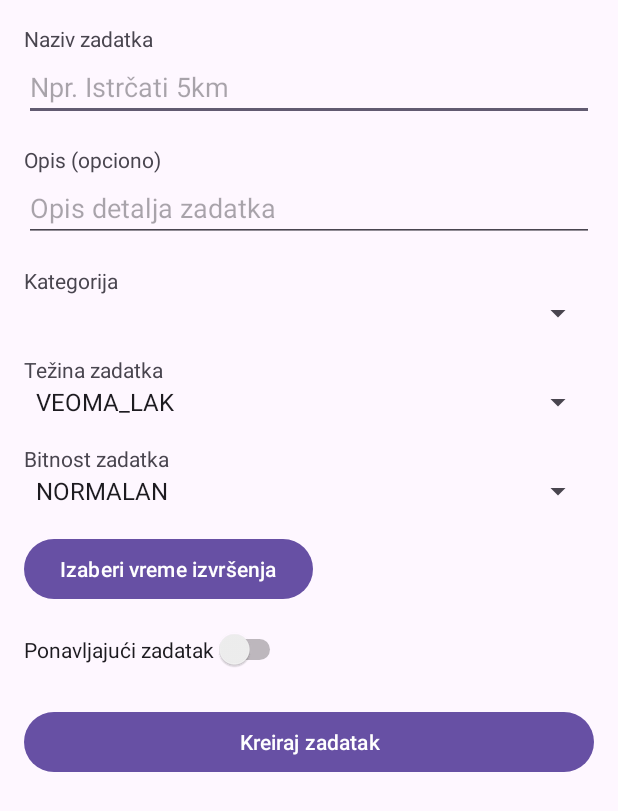
After one commit to nikola-andric123/e2-ma-tim22-2025, an Android app: the KreirajZadatakActivity screen opened directly, with no data from a screen before it, on a phone screen of 412 x 824 dp. The commit adds this screen. Shown: the top 811 px of the screen. Run offline under Robolectric (Android 15) with nearby library versions, the phone set to English and light mode, and no system bars.

Commit message:
feat:Create task added

```diff
--- a/app/src/main/AndroidManifest.xml
+++ b/app/src/main/AndroidManifest.xml
@@ -12,6 +12,9 @@
         android:supportsRtl="true"
         android:theme="@style/Theme.RPGgame">
         <activity
+            android:name=".KreirajZadatakActivity"
+            android:exported="false" />
+        <activity
             android:name=".MainActivity"
             android:exported="true">
             <intent-filter>
--- /dev/null
+++ b/app/src/main/java/com/example/rpggame/KreirajZadatakActivity.java
@@ -0,0 +1,183 @@
+// Nalazi se u: app/java/com/example/rpgame/KreirajZadatakActivity.java
+package com.example.rpggame;
+
+import android.app.DatePickerDialog;
+import android.app.TimePickerDialog;
+import android.os.Bundle;
+import android.view.View;
+import android.widget.ArrayAdapter;
+import android.widget.Button;
+import android.widget.EditText;
+import android.widget.LinearLayout;
+import android.widget.Spinner;
+import android.widget.Switch;
+import android.widget.Toast;
+
+import androidx.appcompat.app.AppCompatActivity;
+
+import java.text.SimpleDateFormat;
+import java.util.Calendar;
+import java.util.Locale;
+import java.util.UUID;
+
+public class KreirajZadatakActivity extends AppCompatActivity {
+
+    // (ovde ostaju svi prethodno deklarisani elementi)
+    private EditText editTextNazivZadatka, editTextOpisZadatka, editTextInterval;
+    private Spinner spinnerKategorija, spinnerTezina, spinnerBitnost, spinnerJedinicaPonavljanja;
+    private Button buttonVreme, buttonDatumPocetka, buttonDatumZavrsetka, buttonKreirajZadatak;
+    private Switch switchPonavljajuci;
+    private LinearLayout layoutPonavljajuciDetalji;
+
+
+    // NOVO: Calendar objekti za čuvanje odabranih datuma i vremena
+    private Calendar odabranoVreme = Calendar.getInstance();
+    private Calendar odabranDatumPocetka = Calendar.getInstance();
+    private Calendar odabranDatumZavrsetka = Calendar.getInstance();
+
+    @Override
+    protected void onCreate(Bundle savedInstanceState) {
+        super.onCreate(savedInstanceState);
+        setContentView(R.layout.activity_kreiraj_zadatak);
+
+        // Povezujemo elemente (FindViewById) - ovaj deo ostaje isti
+        editTextNazivZadatka = findViewById(R.id.editTextNazivZadatka);
+        // ... svi ostali findViewById pozivi ...
+        editTextOpisZadatka = findViewById(R.id.editTextOpisZadatka);
+        spinnerKategorija = findViewById(R.id.spinnerKategorija);
+        spinnerTezina = findViewById(R.id.spinnerTezina);
+        spinnerBitnost = findViewById(R.id.spinnerBitnost);
+        buttonVreme = findViewById(R.id.buttonVreme);
+        switchPonavljajuci = findViewById(R.id.switchPonavljajuci);
+        layoutPonavljajuciDetalji = findViewById(R.id.layoutPonavljajuciDetalji);
+        editTextInterval = findViewById(R.id.editTextInterval);
+        spinnerJedinicaPonavljanja = findViewById(R.id.spinnerJedinicaPonavljanja);
+        buttonDatumPocetka = findViewById(R.id.buttonDatumPocetka);
+        buttonDatumZavrsetka = findViewById(R.id.buttonDatumZavrsetka);
+        buttonKreirajZadatak = findViewById(R.id.buttonKreirajZadatak);
+
+        popuniSpinnere();
+
+        switchPonavljajuci.setOnCheckedChangeListener((buttonView, isChecked) -> {
+            layoutPonavljajuciDetalji.setVisibility(isChecked ? View.VISIBLE : View.GONE);
+        });
+
+        // NOVO: Postavljamo listenere za dugmad za vreme i datum
+        buttonVreme.setOnClickListener(v -> prikaziTimePicker());
+        buttonDatumPocetka.setOnClickListener(v -> prikaziDatePicker(buttonDatumPocetka, odabranDatumPocetka));
+        buttonDatumZavrsetka.setOnClickListener(v -> prikaziDatePicker(buttonDatumZavrsetka, odabranDatumZavrsetka));
+
+        buttonKreirajZadatak.setOnClickListener(v -> kreirajZadatak());
+
+        // NOVO: Postavljamo početni tekst na dugmićima
+        updateLabel(buttonDatumPocetka, odabranDatumPocetka);
+        updateLabel(buttonDatumZavrsetka, odabranDatumZavrsetka);
+    }
+
+    private void popuniSpinnere() {
+        // Ovaj kod ostaje isti
+        ArrayAdapter<Zadatak.Tezina> tezinaAdapter = new ArrayAdapter<>(this, android.R.layout.simple_spinner_item, Zadatak.Tezina.values());
+        tezinaAdapter.setDropDownViewResource(android.R.layout.simple_spinner_dropdown_item);
+        spinnerTezina.setAdapter(tezinaAdapter);
+
+        ArrayAdapter<Zadatak.Bitnost> bitnostAdapter = new ArrayAdapter<>(this, android.R.layout.simple_spinner_item, Zadatak.Bitnost.values());
+        bitnostAdapter.setDropDownViewResource(android.R.layout.simple_spinner_dropdown_item);
+        spinnerBitnost.setAdapter(bitnostAdapter);
+
+        // NOVO: Popunjavamo spinner za jedinicu ponavljanja
+        ArrayAdapter<Zadatak.TipPonavljanja> jedinicaAdapter = new ArrayAdapter<>(this, android.R.layout.simple_spinner_item, Zadatak.TipPonavljanja.values());
+        jedinicaAdapter.setDropDownViewResource(android.R.layout.simple_spinner_dropdown_item);
+        spinnerJedinicaPonavljanja.setAdapter(jedinicaAdapter);
+    }
+
+    // NOVO: Metoda za prikaz dijaloga za odabir vremena
+    private void prikaziTimePicker() {
+        TimePickerDialog.OnTimeSetListener timeSetListener = (view, hourOfDay, minute) -> {
+            odabranoVreme.set(Calendar.HOUR_OF_DAY, hourOfDay);
+            odabranoVreme.set(Calendar.MINUTE, minute);
+            // Postavi vreme i na druga dva kalendara
+            odabranDatumPocetka.set(Calendar.HOUR_OF_DAY, hourOfDay);
+            odabranDatumPocetka.set(Calendar.MINUTE, minute);
+            odabranDatumZavrsetka.set(Calendar.HOUR_OF_DAY, hourOfDay);
+            odabranDatumZavrsetka.set(Calendar.MINUTE, minute);
+
+            updateLabel(buttonVreme, odabranoVreme);
+        };
+
+        new TimePickerDialog(this, timeSetListener, odabranoVreme.get(Calendar.HOUR_OF_DAY), odabranoVreme.get(Calendar.MINUTE), true).show();
+    }
+
+    // NOVO: Metoda za prikaz dijaloga za odabir datuma
+    private void prikaziDatePicker(Button buttonToUpdate, Calendar calendarToSet) {
+        DatePickerDialog.OnDateSetListener dateSetListener = (view, year, month, dayOfMonth) -> {
+            calendarToSet.set(Calendar.YEAR, year);
+            calendarToSet.set(Calendar.MONTH, month);
+            calendarToSet.set(Calendar.DAY_OF_MONTH, dayOfMonth);
+            updateLabel(buttonToUpdate, calendarToSet);
+        };
+
+        new DatePickerDialog(this, dateSetListener, calendarToSet.get(Calendar.YEAR), calendarToSet.get(Calendar.MONTH), calendarToSet.get(Calendar.DAY_OF_MONTH)).show();
+    }
+
+    // NOVO: Pomoćna metoda za ažuriranje teksta na dugmetu
+    private void updateLabel(Button button, Calendar calendar) {
+        // Proveravamo da li je dugme za vreme ili datum
+        if (button.getId() == R.id.buttonVreme) {
+            String format = "HH:mm";
+            SimpleDateFormat sdf = new SimpleDateFormat(format, Locale.getDefault());
+            button.setText("Vreme: " + sdf.format(calendar.getTime()));
+        } else {
+            String format = "dd.MM.yyyy";
+            SimpleDateFormat sdf = new SimpleDateFormat(format, Locale.getDefault());
+            button.setText(sdf.format(calendar.getTime()));
+        }
+    }
+
+
+    // AŽURIRANO: Kompletna metoda za kreiranje zadatka
+    private void kreirajZadatak() {
+        String naziv = editTextNazivZadatka.getText().toString().trim();
+        if (naziv.isEmpty()) {
+            editTextNazivZadatka.setError("Naziv zadatka je obavezan!");
+            return;
+        }
+
+        String opis = editTextOpisZadatka.getText().toString().trim();
+        Zadatak.Tezina tezina = (Zadatak.Tezina) spinnerTezina.getSelectedItem();
+        Zadatak.Bitnost bitnost = (Zadatak.Bitnost) spinnerBitnost.getSelectedItem();
+        boolean isPonavljajuci = switchPonavljajuci.isChecked();
+
+        int interval = 0;
+        Zadatak.TipPonavljanja tipPonavljanja = null;
+
+        if (isPonavljajuci) {
+            try {
+                interval = Integer.parseInt(editTextInterval.getText().toString());
+            } catch (NumberFormatException e) {
+                editTextInterval.setError("Unesite validan broj!");
+                return;
+            }
+            tipPonavljanja = (Zadatak.TipPonavljanja) spinnerJedinicaPonavljanja.getSelectedItem();
+        }
+
+        // Kreiramo objekat sa svim podacima
+        Zadatak noviZadatak = new Zadatak(
+                UUID.randomUUID().toString(),
+                naziv,
+                opis,
+                "privremeni_kategorija_id",
+                isPonavljajuci,
+                interval,
+                tipPonavljanja,
+                odabranDatumPocetka.getTimeInMillis(), // Datume čuvamo kao long vrednost
+                odabranDatumZavrsetka.getTimeInMillis(),
+                tezina,
+                bitnost
+        );
+
+        // TODO: Sačuvati 'noviZadatak' u bazu podataka (SQLite/Firebase)
+
+        Toast.makeText(this, "Zadatak '" + noviZadatak.getNaziv() + "' je kreiran!", Toast.LENGTH_LONG).show();
+        finish();
+    }
+}
--- /dev/null
+++ b/app/src/main/res/layout/activity_kreiraj_zadatak.xml
@@ -0,0 +1,129 @@
+<ScrollView xmlns:android="http://schemas.android.com/apk/res/android"
+    xmlns:app="http://schemas.android.com/apk/res-auto"
+    xmlns:tools="http://schemas.android.com/tools"
+    android:layout_width="match_parent"
+    android:layout_height="match_parent"
+    tools:context=".KreirajZadatakActivity">
+
+    <LinearLayout
+        android:layout_width="match_parent"
+        android:layout_height="wrap_content"
+        android:orientation="vertical"
+        android:padding="16dp">
+
+        <TextView
+            android:layout_width="wrap_content"
+            android:layout_height="wrap_content"
+            android:text="Naziv zadatka" />
+        <EditText
+            android:id="@+id/editTextNazivZadatka"
+            android:layout_width="match_parent"
+            android:layout_height="wrap_content"
+            android:hint="Npr. Istrčati 5km"
+            android:inputType="textCapSentences"/>
+
+        <TextView
+            android:layout_width="wrap_content"
+            android:layout_height="wrap_content"
+            android:layout_marginTop="16dp"
+            android:text="Opis (opciono)" />
+        <EditText
+            android:id="@+id/editTextOpisZadatka"
+            android:layout_width="match_parent"
+            android:layout_height="wrap_content"
+            android:hint="Opis detalja zadatka"
+            android:inputType="textMultiLine"/>
+
+        <TextView
+            android:layout_width="wrap_content"
+            android:layout_height="wrap_content"
+            android:layout_marginTop="16dp"
+            android:text="Kategorija"/>
+        <Spinner
+            android:id="@+id/spinnerKategorija"
+            android:layout_width="match_parent"
+            android:layout_height="wrap_content"/>
+
+        <TextView
+            android:layout_width="wrap_content"
+            android:layout_height="wrap_content"
+            android:layout_marginTop="16dp"
+            android:text="Težina zadatka"/>
+        <Spinner
+            android:id="@+id/spinnerTezina"
+            android:layout_width="match_parent"
+            android:layout_height="wrap_content"/>
+
+        <TextView
+            android:layout_width="wrap_content"
+            android:layout_height="wrap_content"
+            android:layout_marginTop="16dp"
+            android:text="Bitnost zadatka"/>
+        <Spinner
+            android:id="@+id/spinnerBitnost"
+            android:layout_width="match_parent"
+            android:layout_height="wrap_content"/>
+
+        <Button
+            android:id="@+id/buttonVreme"
+            android:layout_width="wrap_content"
+            android:layout_height="wrap_content"
+            android:layout_marginTop="16dp"
+            android:text="Izaberi vreme izvršenja"/>
+
+        <Switch
+            android:id="@+id/switchPonavljajuci"
+            android:layout_width="wrap_content"
+            android:layout_height="wrap_content"
+            android:layout_marginTop="16dp"
+            android:text="Ponavljajući zadatak"/>
+
+        <LinearLayout
+            android:id="@+id/layoutPonavljajuciDetalji"
+            android:layout_width="match_parent"
+            android:layout_height="wrap_content"
+            android:orientation="vertical"
+            android:visibility="gone"> <TextView
+            android:layout_width="wrap_content"
+            android:layout_height="wrap_content"
+            android:layout_marginTop="8dp"
+            android:text="Interval ponavljanja"/>
+            <EditText
+                android:id="@+id/editTextInterval"
+                android:layout_width="match_parent"
+                android:layout_height="wrap_content"
+                android:inputType="number"
+                android:hint="npr. 2"/>
+
+            <TextView
+                android:layout_width="wrap_content"
+                android:layout_height="wrap_content"
+                android:layout_marginTop="8dp"
+                android:text="Jedinica ponavljanja"/>
+            <Spinner
+                android:id="@+id/spinnerJedinicaPonavljanja"
+                android:layout_width="match_parent"
+                android:layout_height="wrap_content"/>
+
+            <Button
+                android:id="@+id/buttonDatumPocetka"
+                android:layout_width="wrap_content"
+                android:layout_height="wrap_content"
+                android:layout_marginTop="8dp"
+                android:text="Datum početka"/>
+            <Button
+                android:id="@+id/buttonDatumZavrsetka"
+                android:layout_width="wrap_content"
+                android:layout_height="wrap_content"
+                android:layout_marginTop="8dp"
+                android:text="Datum završetka"/>
+        </LinearLayout>
+
+        <Button
+            android:id="@+id/buttonKreirajZadatak"
+            android:layout_width="match_parent"
+            android:layout_height="wrap_content"
+            android:layout_marginTop="24dp"
+            android:text="Kreiraj zadatak"/>
+    </LinearLayout>
+</ScrollView>
--- a/app/src/main/res/layout/activity_main.xml
+++ b/app/src/main/res/layout/activity_main.xml
@@ -2,15 +2,15 @@
 <androidx.constraintlayout.widget.ConstraintLayout xmlns:android="http://schemas.android.com/apk/res/android"
     xmlns:app="http://schemas.android.com/apk/res-auto"
     xmlns:tools="http://schemas.android.com/tools"
-    android:id="@+id/main"
     android:layout_width="match_parent"
     android:layout_height="match_parent"
     tools:context=".MainActivity">
 
-    <TextView
+    <Button
+        android:id="@+id/dugmeDodajZadatak"
         android:layout_width="wrap_content"
         android:layout_height="wrap_content"
-        android:text="Hello World!"
+        android:text="Dodaj novi zadatak"
         app:layout_constraintBottom_toBottomOf="parent"
         app:layout_constraintEnd_toEndOf="parent"
         app:layout_constraintStart_toStartOf="parent"
```
Also changed, not shown: app/src/main/java/com/example/rpggame/MainActivity.java (+8 -10 lines), app/src/main/java/com/example/rpggame/Zadatak.java (added, +86 -0 lines).
